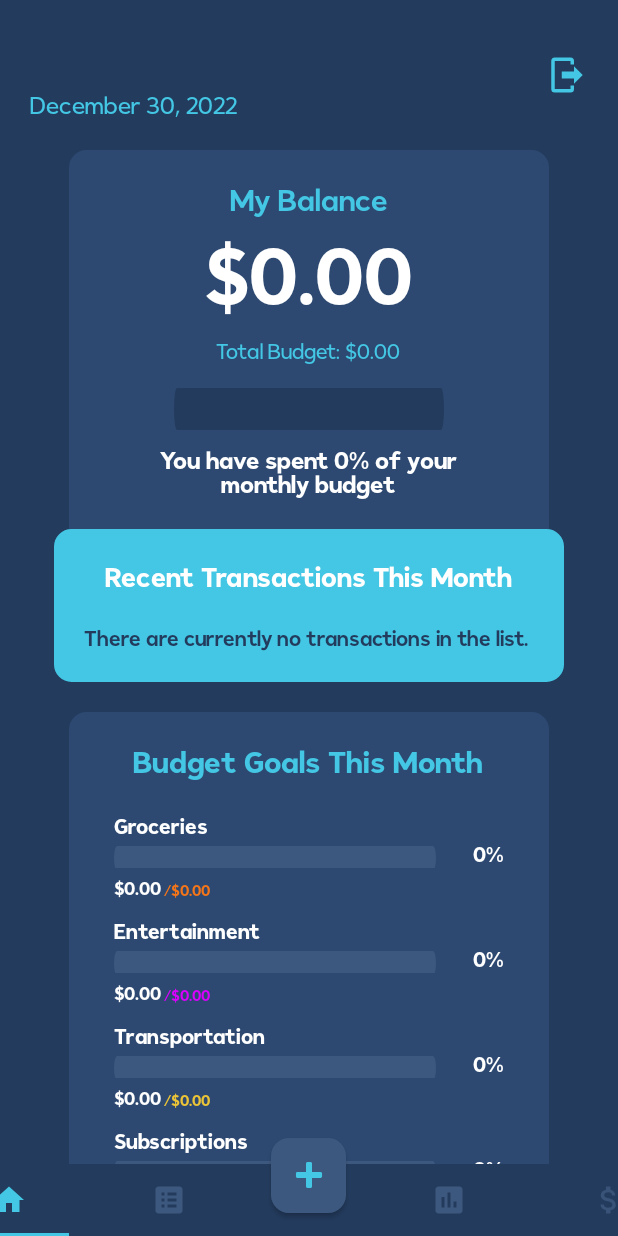
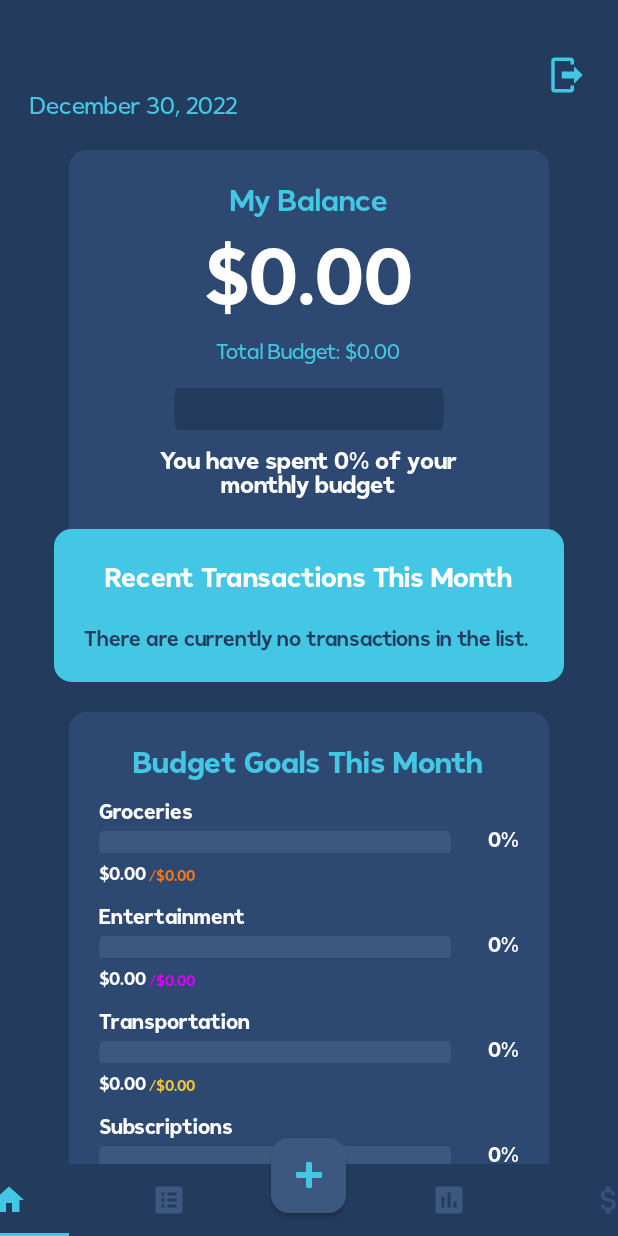
Before and after one commit to justin-medeiros/IBudget---Budgeting-App, an Android app: the screen it shows after launch once a user with an empty profile is signed in (MainActivity), on a phone screen of 412 x 824 dp. Run offline under Robolectric (Android 15) with nearby library versions, the phone set to English and light mode, and no system bars; our stand-ins replace Firebase (no records; nobody signed in at launch, a user with empty details on screens opened directly), data binding; libraries missing offline, so code that uses them is left out: com.github.mikephil.charting; 4 statements that could not run were skipped.

Commit message:
Fixed formatting for all numbers

```diff
--- a/app/src/main/java/com/example/app_expenses/adapters/BudgetGoalAdapter.kt
+++ b/app/src/main/java/com/example/app_expenses/adapters/BudgetGoalAdapter.kt
@@ -2,6 +2,7 @@ package com.example.app_expenses.adapters
 
 import android.content.Context
 import android.content.res.ColorStateList
+import android.util.Log
 import android.view.LayoutInflater
 import android.view.View
 import android.view.ViewGroup
@@ -42,16 +43,19 @@ class BudgetGoalAdapter(): RecyclerView.Adapter<BudgetGoalAdapter.ViewHolder>()
         val percentage = UtilitiesFunctions.calculateTotalPercentage(totalSpent!!, totalCategoryBudget!!) * 100
 
         holder.itemTitle.text = budgetGoalItem.categoryName
-        holder.itemTotalBudget.text = "/$%.2f".format(budgetGoalItem.totalCategoryBudget)
-        holder.itemSpent.text = "$%.2f".format(budgetGoalItem.totalCategoryTransaction)
-        holder.itemPercentage.text = "${percentage.toInt()}%"
+        holder.itemTotalBudget.text = "/${UtilitiesFunctions.formatNumber(budgetGoalItem.totalCategoryBudget)}"
+        holder.itemSpent.text = UtilitiesFunctions.formatNumber(budgetGoalItem.totalCategoryTransaction)
+        holder.itemPercentage.text = formatPercentage(percentage)
         holder.itemProgressBar.setProgressCompat(percentage.toInt(), true)
-
 
         if(totalSpent <= totalCategoryBudget){
             holder.itemProgressBar.setIndicatorColor(ContextCompat.getColor(context, category?.categoryColor!!))
             holder.itemTotalBudget.setTextColor(ContextCompat.getColor(context, category?.categoryColor!!))
             holder.itemPercentage.setTextColor(ContextCompat.getColor(context, R.color.white))
+            if(totalSpent != 0f && percentage.toInt() == 0){
+                holder.itemProgressBar.setProgressCompat(1, true)
+                holder.itemPercentage.text = "1%"
+            }
         } else{
             if(totalCategoryBudget == 0f){
                 holder.itemPercentage.text = "N/A"
@@ -60,6 +64,7 @@ class BudgetGoalAdapter(): RecyclerView.Adapter<BudgetGoalAdapter.ViewHolder>()
             holder.itemTotalBudget.setTextColor(ContextCompat.getColor(context, R.color.red_bright))
             holder.itemPercentage.setTextColor(ContextCompat.getColor(context, R.color.red_bright))
         }
+
 
 
         val relativeParams = RelativeLayout.LayoutParams(
@@ -85,4 +90,16 @@ class BudgetGoalAdapter(): RecyclerView.Adapter<BudgetGoalAdapter.ViewHolder>()
         listOfBudgetGoalItems.addAll(listOfBudgetGoalData)
         notifyDataSetChanged()
     }
+
+    private fun formatPercentage(number: Float): String{
+        return if(number >= 1000000000){
+            "$%dB%%".format((number / 1000000000.00).toInt())
+        } else if(number >= 1000000){
+            "$%dM%%".format((number / 1000000.00).toInt())
+        } else if(number >= 1000){
+            "%dk%%".format((number/1000.00).toInt())
+        } else{
+            "%d%%".format(number.toInt())
+        }
+    }
 }
--- a/app/src/main/java/com/example/app_expenses/adapters/BudgetsAdapter.kt
+++ b/app/src/main/java/com/example/app_expenses/adapters/BudgetsAdapter.kt
@@ -40,7 +40,7 @@ class BudgetsAdapter(): RecyclerView.Adapter<BudgetsAdapter.ViewHolder>() {
         val categoryBudget: CategoryData = listOfCategoryBudgets[position]
         val category = UtilitiesFunctions.getCategoryEnum(categoryBudget.categoryName!!)
         holder.categoryMyBudgetsNameTitle.text = category?.categoryName
-        holder.categoryMyBudgetsAmount.text = "$%.2f".format(categoryBudget.totalAmount!!.toFloat())
+        holder.categoryMyBudgetsAmount.text = UtilitiesFunctions.formatNumber(categoryBudget.totalAmount!!.toFloat())
         holder.categoryMyBudgetsIcon.background = ContextCompat.getDrawable(context, category?.categoryIcon!!)
         holder.categoryMyBudgetsIcon.backgroundTintList = ColorStateList.valueOf(ContextCompat.getColor(context, R.color.white))
 
--- a/app/src/main/java/com/example/app_expenses/adapters/LatestBudgetsAdapter.kt
+++ b/app/src/main/java/com/example/app_expenses/adapters/LatestBudgetsAdapter.kt
@@ -36,7 +36,8 @@ class LatestBudgetsAdapter(): RecyclerView.Adapter<LatestBudgetsAdapter.ViewHold
         val latestBudget: BudgetData = listOfLatestBudgets[position]
         val category = UtilitiesFunctions.getCategoryEnum(latestBudget.categoryName!!)
         holder.graphItemTitle.text = latestBudget.budgetName
-        holder.graphItemAmount.text = "$%.2f".format(latestBudget.budgetAmount!!.toFloat())
+
+        holder.graphItemAmount.text =  UtilitiesFunctions.formatNumber(latestBudget.budgetAmount!!.toFloat())
         holder.graphItemTitle.setTextColor(ContextCompat.getColor(context, R.color.white))
         holder.graphItemAmount.setTextColor(ContextCompat.getColor(context, R.color.white))
         holder.graphItemIcon.background = ContextCompat.getDrawable(context, category?.categoryIcon!!)
--- a/app/src/main/java/com/example/app_expenses/adapters/LatestTransactionsAdapter.kt
+++ b/app/src/main/java/com/example/app_expenses/adapters/LatestTransactionsAdapter.kt
@@ -36,7 +36,7 @@ class LatestTransactionsAdapter(): RecyclerView.Adapter<LatestTransactionsAdapte
         val latestTransaction: TransactionData = listOfLatestTransactions[position]
         val category = UtilitiesFunctions.getCategoryEnum(latestTransaction.categoryName!!)
         holder.itemTitle.text = latestTransaction.transactionName
-        holder.itemAmount.text = "$%.2f".format(latestTransaction.transactionAmount!!.toFloat())
+        holder.itemAmount.text = UtilitiesFunctions.formatNumber(latestTransaction.transactionAmount!!.toFloat())
         holder.itemTitle.setTextColor(ContextCompat.getColor(context, R.color.white))
         holder.itemAmount.setTextColor(ContextCompat.getColor(context, R.color.white))
         holder.itemIcon.background = ContextCompat.getDrawable(context, category?.categoryIcon!!)
--- a/app/src/main/java/com/example/app_expenses/adapters/TransactionListAdapter.kt
+++ b/app/src/main/java/com/example/app_expenses/adapters/TransactionListAdapter.kt
@@ -85,7 +85,7 @@ class TransactionListAdapter(private val activity: FragmentActivity): RecyclerVi
         var isItemSelected = false
 
         holder.transactionName.text = myTransaction.transactionName
-        holder.transactionAmount.text = myTransaction.transactionAmount
+        holder.transactionAmount.text = UtilitiesFunctions.formatNumber(myTransaction.transactionAmount!!.toFloat())
         holder.transactionIcon.background = ContextCompat.getDrawable(context, category?.categoryIcon!!)
 
         showDates(holder, myTransaction, position)
--- a/app/src/main/java/com/example/app_expenses/adapters/TransactionsTotalValuesAdapter.kt
+++ b/app/src/main/java/com/example/app_expenses/adapters/TransactionsTotalValuesAdapter.kt
@@ -36,7 +36,7 @@ class TransactionsTotalValuesAdapter(): RecyclerView.Adapter<TransactionsTotalVa
         val transaction: CategoryData = listOfTransactions[position]
         val category = UtilitiesFunctions.getCategoryEnum(transaction.categoryName!!)
         holder.graphItemTitle.text = transaction.categoryName
-        holder.graphItemAmount.text = "$%.2f".format(transaction.totalAmount!!.toFloat())
+        holder.graphItemAmount.text = UtilitiesFunctions.formatNumber(transaction.totalAmount!!.toFloat())
         holder.graphItemTitle.setTextColor(ContextCompat.getColor(context, R.color.white))
         holder.graphItemAmount.setTextColor(ContextCompat.getColor(context, R.color.white))
         holder.graphItemIcon.background = ContextCompat.getDrawable(context, category?.categoryIcon!!)
--- a/app/src/main/java/com/example/app_expenses/fragments/BudgetFragment.kt
+++ b/app/src/main/java/com/example/app_expenses/fragments/BudgetFragment.kt
@@ -48,7 +48,7 @@ class BudgetFragment: Fragment() {
         }
 
         myBudgetsViewModel.getTotalBudgetLiveData().observe(viewLifecycleOwner){ totalBudget ->
-            fragmentBudgetBinding.tvBudgetAmount.text = "$%.2f".format(totalBudget)
+            fragmentBudgetBinding.tvBudgetAmount.text = UtilitiesFunctions.formatNumber(totalBudget)
         }
 
         fragmentBudgetBinding.addNewBudgetButton.setOnClickListener {
--- a/app/src/main/java/com/example/app_expenses/fragments/HomeFragment.kt
+++ b/app/src/main/java/com/example/app_expenses/fragments/HomeFragment.kt
@@ -71,7 +71,7 @@ class HomeFragment: Fragment() {
         lifecycleScope.launch {
             transactionsViewModel.getTransactionsTotalAmount()
             transactionsViewModel.getTransactionsTotalAmountLiveData().observe(viewLifecycleOwner){ totalTransaction ->
-                fragmentHomeBinding.tvBalanceAmountHome.text = "$%.2f".format(totalTransaction)
+                fragmentHomeBinding.tvBalanceAmountHome.text = UtilitiesFunctions.formatNumber(totalTransaction)
                 totalBalance = totalTransaction
                 if(onLaunch){
                     resetBalance(totalBalance)
@@ -83,7 +83,7 @@ class HomeFragment: Fragment() {
         lifecycleScope.launch {
             budgetsViewModel.getTotalBudget()
             budgetsViewModel.getTotalBudgetLiveData().observe(viewLifecycleOwner){ totalBudg ->
-                fragmentHomeBinding.totalBudgetHome.text = "Total Budget: $%.2f".format(totalBudg)
+                fragmentHomeBinding.totalBudgetHome.text = "Total Budget: ${UtilitiesFunctions.formatNumber(totalBudg)}"
                 totalBudget = totalBudg
                 showPercentageSpent()
                 categoryBudgetsViewModel.getCategoryBudgets()
--- a/app/src/main/java/com/example/app_expenses/utils/UtilitiesFunctions.kt
+++ b/app/src/main/java/com/example/app_expenses/utils/UtilitiesFunctions.kt
@@ -231,4 +231,15 @@ object UtilitiesFunctions{
 
         return snackBar
     }
+
+    fun formatNumber(number: Float): String{
+        return if(number >= 1000000000){
+            "$%,.2fB".format(number / 1000000000.00)
+        }else if(number >= 1000000){
+            "$%,.2fM".format(number / 1000000.00)
+        } else{
+            "$%,.2f".format(number)
+        }
+    }
+
 }
--- a/app/src/main/res/layout/fragment_add_transaction.xml
+++ b/app/src/main/res/layout/fragment_add_transaction.xml
@@ -84,6 +84,8 @@
                         android:background="@android:color/transparent"
                         android:fontFamily="@font/figerona_bold"
                         android:hint="0.00"
+                        android:layout_marginLeft="5dp"
+                        android:layout_marginRight="5dp"
                         android:inputType="numberDecimal"
                         android:textColor="@color/foreground_primary"
                         android:textColorHint="@color/foreground_primary_50"
--- a/app/src/main/res/layout/fragment_home.xml
+++ b/app/src/main/res/layout/fragment_home.xml
@@ -215,7 +215,7 @@
                     android:id="@+id/rvBudgetGoalItems"
                     android:layout_width="match_parent"
                     android:layout_height="match_parent"
-                    android:layout_margin="20dp"/>
+                    android:layout_margin="10dp"/>
             </LinearLayout>
 
         </LinearLayout>
```
